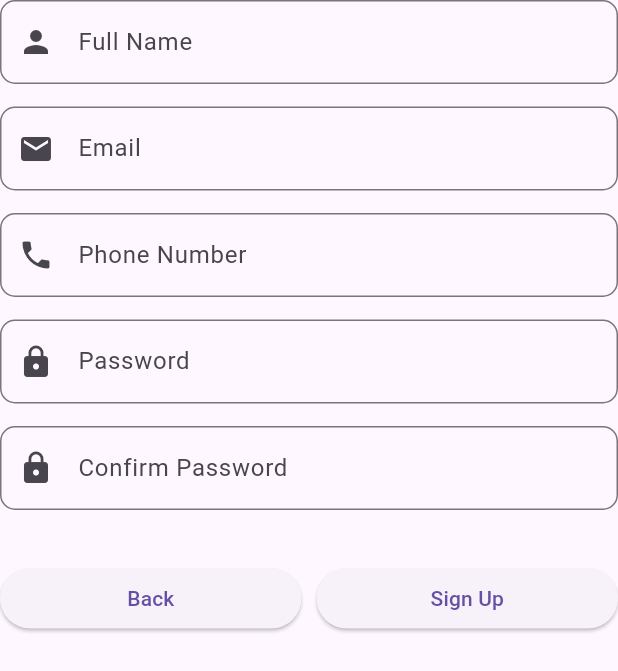
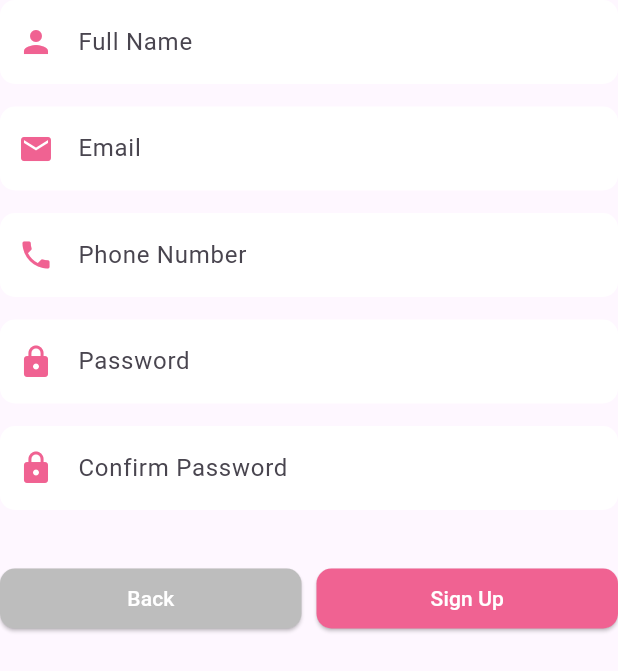
Before and after one commit to llasus-ronnie/Bloom-and-Bliss, a Flutter app: the SignUpForm widget shown alone on an empty page, opened directly, on a phone screen of 412 x 824 dp. Shown: the top 671 px of the screen. Run offline on Flutter 3.47's test engine with Material 3 defaults, Android fonts, the phone set to English and light mode, and no system bars.

Commit message:
simple design for signup

```diff
--- a/lib/pages/signup_page.dart
+++ b/lib/pages/signup_page.dart
@@ -1,5 +1,4 @@
 import 'package:flutter/material.dart';
-import 'package:bloom_and_bliss/sidenav.dart';
 import 'package:bloom_and_bliss/main.dart';
 
 void main() {
@@ -14,31 +13,32 @@ class SignUpPage extends StatelessWidget {
     return MaterialApp(
       title: "Flower Shop - Sign Up",
       home: Scaffold(
-        appBar: PreferredSize(
-          preferredSize: Size.fromHeight(50),
-          child: AppBar(
-            centerTitle: true,
-            flexibleSpace: Container(
-              decoration: BoxDecoration(
+        body: Stack(
+          children: [
+            Container(
+              decoration: const BoxDecoration(
                 image: DecorationImage(
-                  image: AssetImage("assets/flowers-header.jpg"),
+                  image: AssetImage("assets/flowers-bg.jpg"),
                   fit: BoxFit.cover,
                 ),
               ),
             ),
-            backgroundColor: Colors.transparent,
-            elevation: 0,
+            Center(
+              child: SingleChildScrollView(
+                child: Padding(
+                  padding: const EdgeInsets.all(20.0),
+                  child: Card(
+                    shape: RoundedRectangleBorder(
+                      borderRadius: BorderRadius.circular(15),
                     ),
-        ),
-        drawer: Sidenav(),
-        body: SingleChildScrollView(
+                    elevation: 8,
+                    color: Colors.white.withOpacity(0.9),
                     child: Padding(
-            padding: EdgeInsets.all(20),
+                      padding: const EdgeInsets.all(20.0),
                       child: Column(
-              crossAxisAlignment: CrossAxisAlignment.start,
+                        mainAxisSize: MainAxisSize.min,
                         children: [
-                Center(
-                  child: Text(
+                          const Text(
                             "Create an Account",
                             style: TextStyle(
                               fontSize: 24,
@@ -46,12 +46,16 @@ class SignUpPage extends StatelessWidget {
                               color: Colors.black,
                             ),
                           ),
-                ),
-                SizedBox(height: 20),
-                SignUpForm(),
+                          const SizedBox(height: 20),
+                          const SignUpForm(),
                         ],
                       ),
                     ),
+                  ),
+                ),
+              ),
+            ),
+          ],
         ),
       ),
     );
@@ -73,25 +77,30 @@ class _SignUpFormState extends State<SignUpForm> {
     return Form(
       key: _formKey,
       child: Column(
-        crossAxisAlignment: CrossAxisAlignment.start,
         children: [
           buildTextField("Full Name", Icons.person),
           buildTextField("Email", Icons.email),
           buildTextField("Phone Number", Icons.phone),
           buildTextField("Password", Icons.lock, obscureText: true),
           buildTextField("Confirm Password", Icons.lock, obscureText: true),
-          SizedBox(height: 20),
+          const SizedBox(height: 20),
           Row(
-            mainAxisAlignment: MainAxisAlignment.spaceEvenly,
+            mainAxisAlignment: MainAxisAlignment.spaceBetween,
             children: [
               Expanded(
                 child: ElevatedButton(
                   onPressed: () => Navigator.push(
                       context, MaterialPageRoute(builder: (context) => MyApp())),
-                  child: Text("Back"),
+                  style: ElevatedButton.styleFrom(
+                    backgroundColor: Colors.grey[400],
+                    shape: RoundedRectangleBorder(
+                      borderRadius: BorderRadius.circular(10),
                     ),
                   ),
-              SizedBox(width: 10),
+                  child: const Text("Back", style: TextStyle(color: Colors.white)),
+                ),
+              ),
+              const SizedBox(width: 10),
               Expanded(
                 child: ElevatedButton(
                   onPressed: () {
@@ -99,7 +108,13 @@ class _SignUpFormState extends State<SignUpForm> {
                       // Process sign-up
                     }
                   },
-                  child: Text("Sign Up"),
+                  style: ElevatedButton.styleFrom(
+                    backgroundColor: Colors.pink[300],
+                    shape: RoundedRectangleBorder(
+                      borderRadius: BorderRadius.circular(10),
+                    ),
+                  ),
+                  child: const Text("Sign Up", style: TextStyle(color: Colors.white)),
                 ),
               ),
             ],
@@ -111,14 +126,17 @@ class _SignUpFormState extends State<SignUpForm> {
 
   Widget buildTextField(String labelText, IconData icon, {bool obscureText = false}) {
     return Padding(
-      padding: EdgeInsets.only(bottom: 15),
+      padding: const EdgeInsets.only(bottom: 15),
       child: TextFormField(
         obscureText: obscureText,
         decoration: InputDecoration(
+          filled: true,
+          fillColor: Colors.white,
           labelText: labelText,
-          prefixIcon: Icon(icon),
+          prefixIcon: Icon(icon, color: Colors.pink[300]),
           border: OutlineInputBorder(
             borderRadius: BorderRadius.circular(10),
+            borderSide: BorderSide.none,
           ),
         ),
         validator: (value) {
```
Lines whose indentation alone changed are shown as unchanged.
